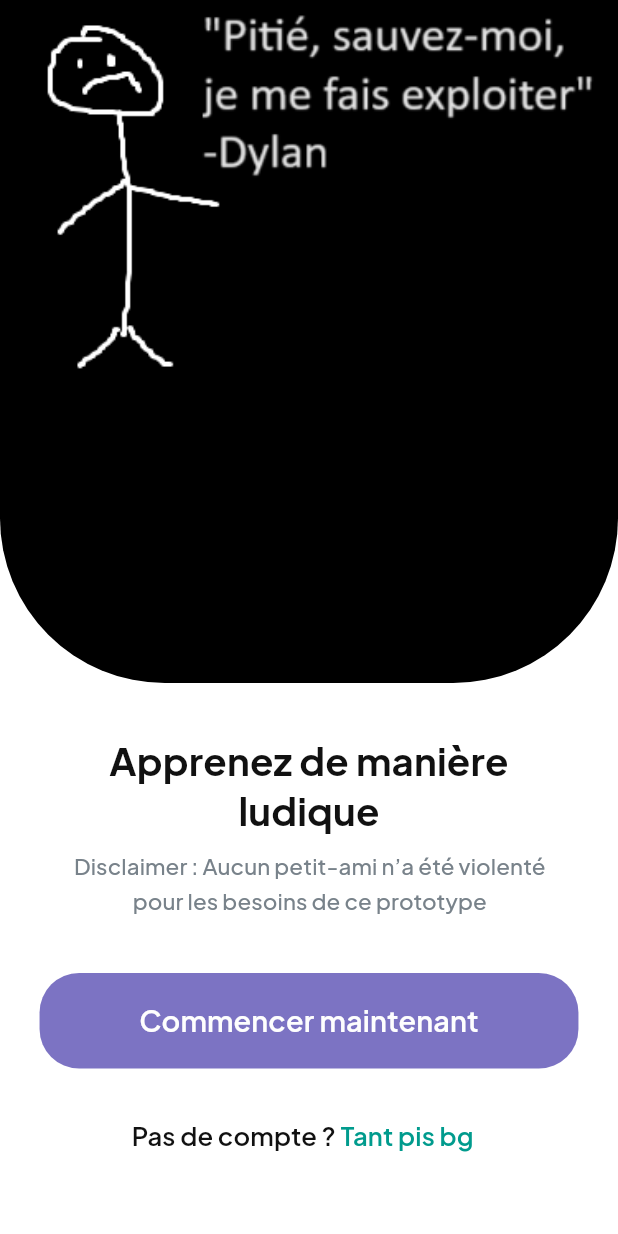
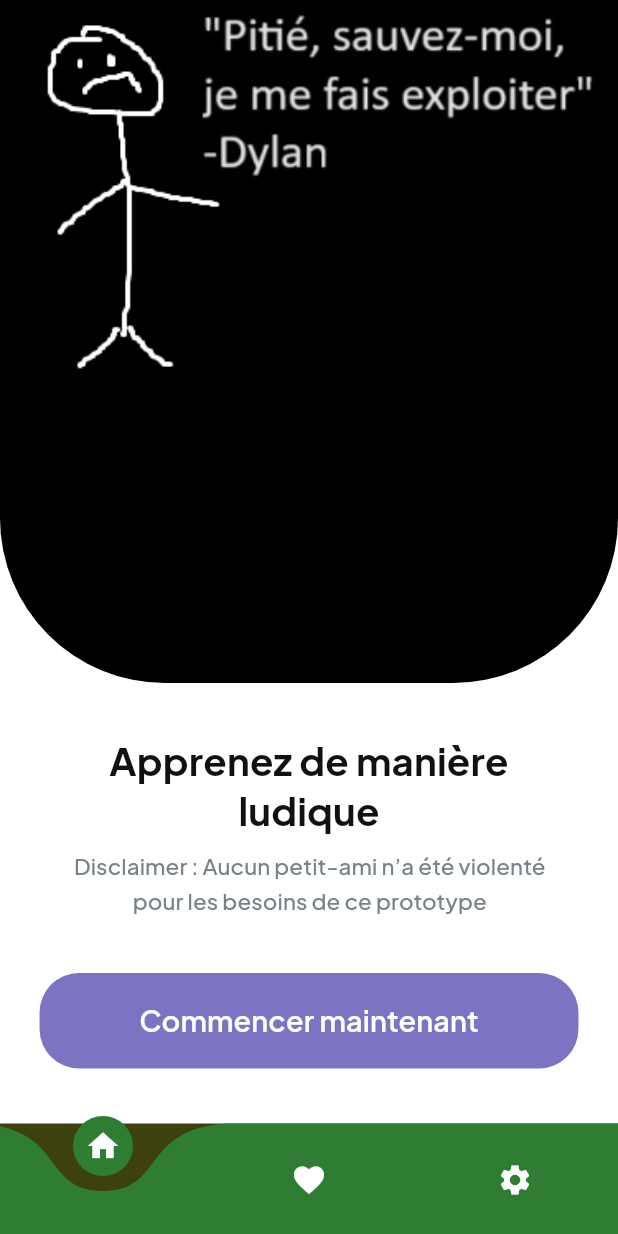
Before and after one commit to Em-N-Emss/FLE-Project-App, a Flutter app: the screen it shows after launch, scrolled down 83 dp, on a phone screen of 412 x 824 dp. Run offline on Flutter 3.47's test engine with Material 3 defaults, Android fonts, the phone set to English and light mode, and no system bars; drawn by our look-alikes of curved_navigation_bar; our stand-ins replace flutter_svg, google_fonts, lottie; network calls fail.

Commit message:
navigator work

```diff
--- a/lib/main.dart
+++ b/lib/main.dart
@@ -1,4 +1,5 @@
 import 'package:curved_navigation_bar/curved_navigation_bar.dart';
+import 'package:fle_project/french_quizz_app.dart';
 import 'package:flutter/material.dart';
 import 'utils/utils.dart';
 import 'utils/home.dart';
@@ -7,7 +8,20 @@ void main() {
   runApp(MyApp());
 }
 
-class MyApp extends StatelessWidget {
+class MyApp extends StatefulWidget {
+  @override
+  _MyAppState createState() => _MyAppState();
+}
+
+class _MyAppState extends State<MyApp> {
+  int _currentIndex = 0; // Initialize _currentIndex here
+
+  void updateIndex(int newIndex) {
+    setState(() {
+      _currentIndex = newIndex;
+    });
+  }
+
   @override
   Widget build(BuildContext context) {
     return MaterialApp(
@@ -18,8 +32,46 @@ class MyApp extends StatelessWidget {
         primarySwatch: Colors.blue,
       ),
       home: Scaffold(
-        body: SingleChildScrollView(
-          child: Accueil(),
+        body: IndexedStack(
+          index: _currentIndex,
+          children: [
+            SingleChildScrollView(
+              child: Accueil(),
+            ),
+            QuizPage(),
+            // Add your other pages here
+            Container(
+              color: Colors.blue,
+              child: Center(
+                child: Text('Settings Page'),
+              ),
+            ),
+          ],
+        ),
+        bottomNavigationBar: CurvedNavigationBar(
+          backgroundColor: Color.fromARGB(248, 55, 60, 8),
+          color: Colors.green.shade800,
+          animationDuration: Duration(milliseconds: 300),
+          index: _currentIndex,
+          onTap: (index) {
+            setState(() {
+              _currentIndex = index; // Update the current index here
+            });
+          },
+          items: [
+            Icon(
+              Icons.home,
+              color: Colors.white,
+            ),
+            Icon(
+              Icons.favorite,
+              color: Colors.white,
+            ),
+            Icon(
+              Icons.settings,
+              color: Colors.white,
+            ),
+          ],
         ),
       ),
     );
```
Also changed, not shown: lib/french_quizz_app.dart (+27 -21 lines), lib/utils/home.dart (+11 -6 lines).
